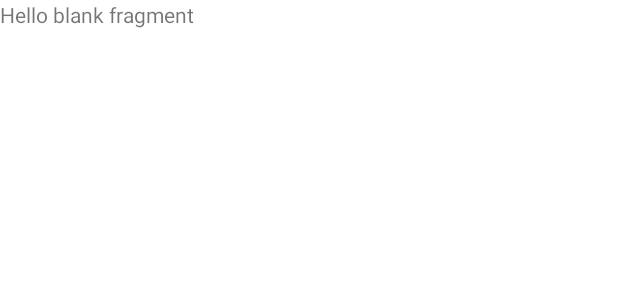
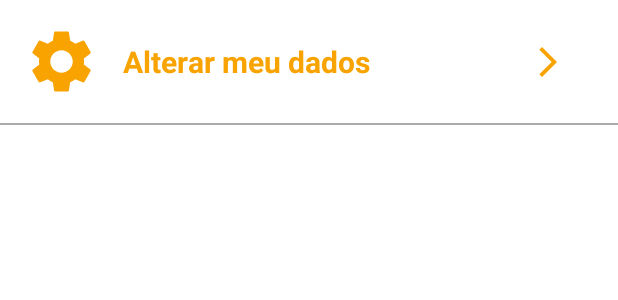
Before and after one commit to biduzilla/projeto_meu_lar, an Android app: the layout fragment_config.xml on its own in the app's theme, with its tools: preview values and no code run, on a phone screen of 412 x 824 dp. Shown: the top 300 px of the screen. Run offline under Robolectric (Android 15) with nearby library versions, the phone set to English and light mode, and no system bars.

Commit message:
atualizar dados usuario

```diff
--- /dev/null
+++ b/app/app/src/main/res/drawable/ic_arrow_right.xml
@@ -0,0 +1,11 @@
+<vector xmlns:android="http://schemas.android.com/apk/res/android"
+    android:width="24dp"
+    android:height="24dp"
+    android:viewportWidth="24"
+    android:viewportHeight="24"
+    android:tint="?attr/colorControlNormal"
+    android:autoMirrored="true">
+  <path
+      android:fillColor="@android:color/white"
+      android:pathData="M6.23,20.23l1.77,1.77l10,-10l-10,-10l-1.77,1.77l8.23,8.23z"/>
+</vector>
--- a/app/app/src/main/res/layout/dialog_apagar_pet.xml
+++ b/app/app/src/main/res/layout/dialog_apagar_pet.xml
@@ -42,7 +42,7 @@
                 android:layout_marginEnd="16dp"
                 android:layout_weight="1"
                 android:background="@drawable/btn_circulo_background_branco"
-                android:paddingHorizontal="48dp"
+
                 android:text="Apagar"
                 android:textAllCaps="false"
                 android:textColor="@color/laranja"
@@ -58,7 +58,7 @@
                 android:layout_marginEnd="16dp"
                 android:layout_weight="1"
                 android:background="@drawable/btn_circulo_background_branco"
-                android:paddingHorizontal="48dp"
+
                 android:text="Cancelar"
                 android:textAllCaps="false"
                 android:textColor="@color/laranja"
--- a/app/app/src/main/res/layout/fragment_config.xml
+++ b/app/app/src/main/res/layout/fragment_config.xml
@@ -1,14 +1,58 @@
 <?xml version="1.0" encoding="utf-8"?>
 <FrameLayout xmlns:android="http://schemas.android.com/apk/res/android"
+    xmlns:app="http://schemas.android.com/apk/res-auto"
     xmlns:tools="http://schemas.android.com/tools"
     android:layout_width="match_parent"
     android:layout_height="match_parent"
     tools:context=".ui.fragments.ConfigFragment">
 
-    <!-- TODO: Update blank fragment layout -->
-    <TextView
+    <androidx.constraintlayout.widget.ConstraintLayout
         android:layout_width="match_parent"
-        android:layout_height="match_parent"
-        android:text="@string/hello_blank_fragment" />
+        android:layout_height="match_parent">
+
+        <LinearLayout
+            android:id="@+id/linearLayout4"
+            android:layout_width="match_parent"
+            android:layout_height="wrap_content"
+            android:layout_marginVertical="16dp"
+            app:layout_constraintEnd_toEndOf="parent"
+            app:layout_constraintStart_toStartOf="parent"
+            app:layout_constraintTop_toTopOf="parent">
+
+            <ImageView
+                android:layout_width="50dp"
+                android:layout_height="50dp"
+                android:layout_marginStart="16dp"
+                android:src="@drawable/ic_settings"
+                app:tint="@color/laranja" />
+
+            <TextView
+                android:layout_width="wrap_content"
+                android:layout_height="wrap_content"
+                android:layout_gravity="center_vertical"
+                android:layout_marginStart="16dp"
+                android:text="Alterar meu dados"
+                android:textColor="@color/laranja"
+                android:textSize="20sp"
+                android:textStyle="bold" />
+
+            <ImageButton
+                android:id="@+id/btn_config"
+                android:layout_width="match_parent"
+                android:layout_height="50dp"
+                android:layout_marginStart="72dp"
+                android:background="@android:color/transparent"
+                android:src="@drawable/ic_arrow_right"
+                app:tint="@color/on_focused_search" />
+        </LinearLayout>
+
+        <View
+            android:layout_width="match_parent"
+            android:layout_height="1dp"
+            android:layout_marginTop="16dp"
+            android:background="@android:color/darker_gray"
+            app:layout_constraintTop_toBottomOf="@+id/linearLayout4" />
+    </androidx.constraintlayout.widget.ConstraintLayout>
+
 
 </FrameLayout>
```
Also changed, not shown: app/app/src/main/java/br/ricky/projeto_meu_lar/model/UsuarioRequisicao.kt (added, +9 -0 lines), app/app/src/main/java/br/ricky/projeto_meu_lar/model/UsuarioResponse.kt (added, +10 -0 lines), app/app/src/main/java/br/ricky/projeto_meu_lar/network/ApiClient.kt (+13 -1 lines), app/app/src/main/java/br/ricky/projeto_meu_lar/repository/UserRepository.kt (+73 -4 lines), app/app/src/main/java/br/ricky/projeto_meu_lar/ui/activity/DetalhesPetActivity.kt (+8 -0 lines), app/app/src/main/java/br/ricky/projeto_meu_lar/ui/activity/auth/CadastrarContaActivity.kt (+65 -2 lines), app/app/src/main/java/br/ricky/projeto_meu_lar/ui/fragments/ConfigFragment.kt (+24 -5 lines), app/app/src/main/java/br/ricky/projeto_meu_lar/ui/fragments/HomeFragment.kt (+5 -9 lines), app/app/src/main/res/layout/activity_cadastrar_conta.xml (+18 -4 lines), 1 other file.
